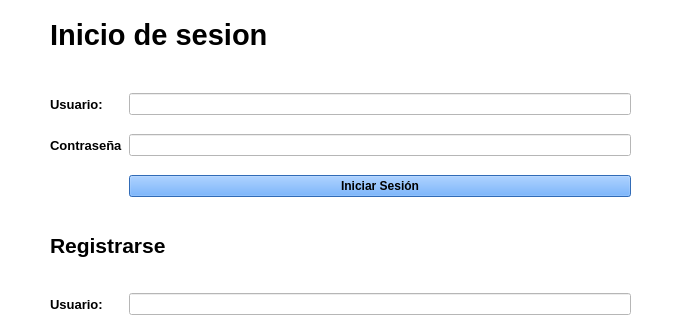
Old version of the form ventanas/Identificacion.ui in the repository JPGenaro/Mercado-Fenix; both pictures show x 0 to 679 and y 0 to 320 of the 679 by 518 pixel window.
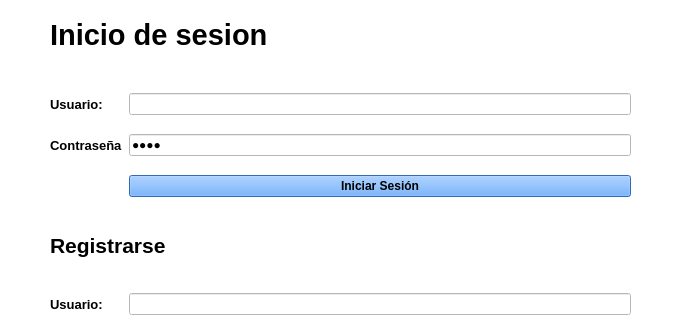
New version of the form.

The edit to the form file:
```diff
--- a/ventanas/Identificacion.ui
+++ b/ventanas/Identificacion.ui
@@ -28,7 +28,14 @@
     </property>
     <layout class="QGridLayout" name="gridLayout">
      <item row="1" column="1">
-      <widget class="QLineEdit" name="txt_inicio_contra"/>
+      <widget class="QLineEdit" name="txt_inicio_contra">
+       <property name="text">
+        <string>fgdg</string>
+       </property>
+       <property name="echoMode">
+        <enum>QLineEdit::Password</enum>
+       </property>
+      </widget>
      </item>
      <item row="1" column="0">
       <widget class="QLabel" name="label_2">
```
Left out of the diff: 6 changed lines with no effect on the pictures.
